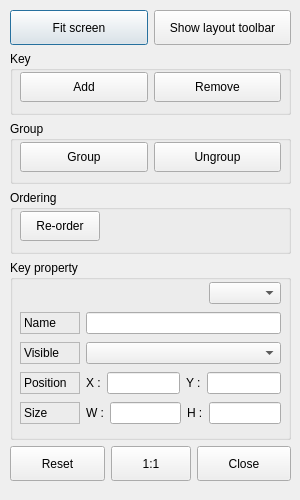
First picture: the form in T3kSoftlogic/SoftKeyDesignToolWidget.ui, repository habilience/habilience-t3ksensor-tools, before the edit.
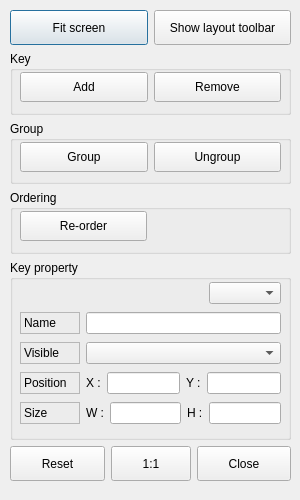
Second picture: the form after the edit.

What changed in the file:
```diff
--- a/T3kSoftlogic/SoftKeyDesignToolWidget.ui
+++ b/T3kSoftlogic/SoftKeyDesignToolWidget.ui
@@ -192,7 +192,7 @@
          <widget class="QPushButton" name="BtnReorder">
           <property name="minimumSize">
            <size>
-            <width>0</width>
+            <width>127</width>
             <height>30</height>
            </size>
           </property>
```
